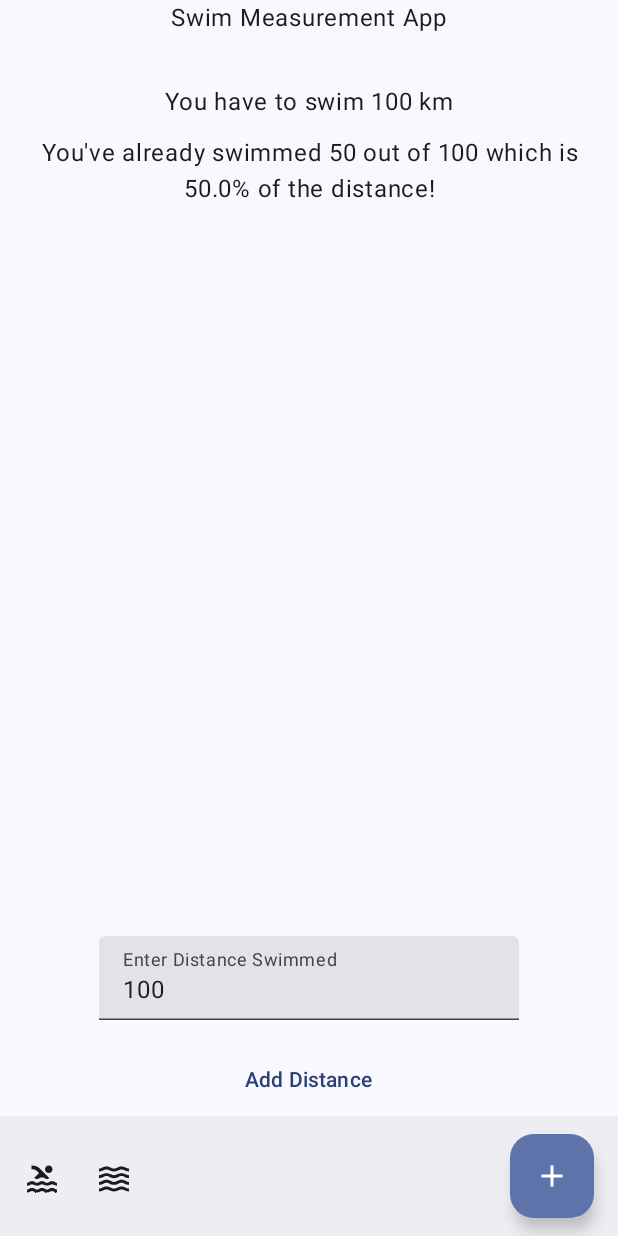
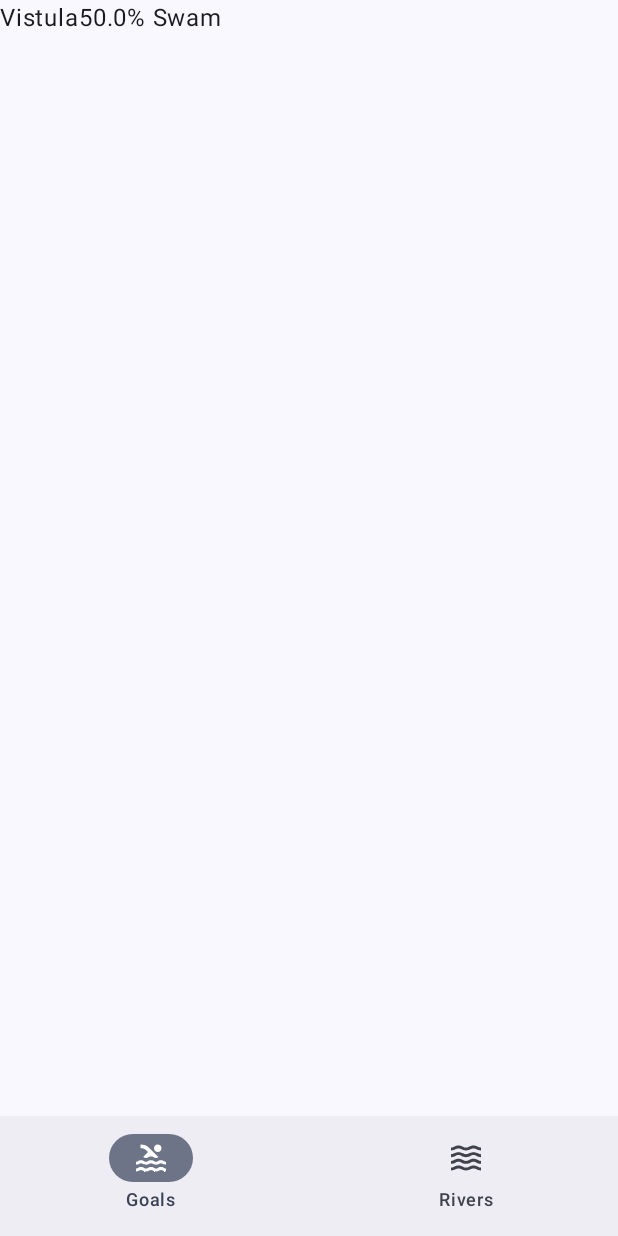
Before and after one commit to SpeedfireV/swimmer, an Android app built with Jetpack Compose: the screen it shows after launch (MainActivity), on a phone screen of 412 x 824 dp. Run offline under Robolectric (Android 15) with nearby library versions, the phone set to English and light mode, and no system bars.

Commit message:
nav working

```diff
--- a/app/build.gradle.kts
+++ b/app/build.gradle.kts
@@ -50,6 +50,7 @@ android {
 }
 
 dependencies {
+    val nav_version = "2.8.3"
 
     implementation(libs.androidx.core.ktx)
     implementation(libs.androidx.lifecycle.runtime.ktx)
--- a/app/src/main/AndroidManifest.xml
+++ b/app/src/main/AndroidManifest.xml
@@ -13,6 +13,11 @@
         android:theme="@style/Theme.Swimmer"
         tools:targetApi="31">
         <activity
+            android:name=".MainActivity2"
+            android:exported="false"
+            android:label="@string/title_activity_main2"
+            android:theme="@style/Theme.Swimmer" />
+        <activity
             android:name=".MainActivity"
             android:exported="true"
             android:label="@string/app_name"
--- /dev/null
+++ b/app/src/main/java/com/example/swimmer/AppNavHost.kt
@@ -0,0 +1,26 @@
+package com.example.swimmer
+
+import androidx.compose.runtime.Composable
+import androidx.compose.ui.Modifier
+import androidx.navigation.NavHostController
+import androidx.navigation.compose.NavHost
+import androidx.navigation.compose.composable
+import com.example.swimmer.data.models.DistanceMeasure
+
+@Composable
+fun AppNavHost(
+    modifier: Modifier = Modifier,
+    navController: NavHostController,
+    startDestination: String = NavigationItem.Goals.route,
+) {
+    NavHost(modifier = modifier, navController = navController, startDestination = startDestination) {
+        composable(NavigationItem.Goals.route) {
+            GoalsPage(goals = listOf(DistanceMeasure(riverName = "Vistula", totalDistance = 1000, distanceSwimmed = 500)))
+        }
+        composable (NavigationItem.Rivers.route) {
+            RiversPage()
+        }
+
+    }
+
+}
--- /dev/null
+++ b/app/src/main/java/com/example/swimmer/AppNavigation.kt
@@ -0,0 +1,13 @@
+package com.example.swimmer
+
+enum class Screen {
+    GOALS,
+    RIVERS,
+    ADD_GOAL
+}
+
+sealed class NavigationItem(val route: String) {
+    data object Goals: NavigationItem(Screen.GOALS.name)
+    data object Rivers: NavigationItem(Screen.RIVERS.name)
+    data object AddGoal: NavigationItem(Screen.ADD_GOAL.name)
+}
--- /dev/null
+++ b/app/src/main/java/com/example/swimmer/BottomNavBar.kt
@@ -0,0 +1,52 @@
+package com.example.swimmer
+
+import androidx.compose.foundation.layout.Column
+import androidx.compose.foundation.layout.padding
+import androidx.compose.material3.Icon
+import androidx.compose.material3.NavigationBar
+import androidx.compose.material3.NavigationBarItem
+import androidx.compose.material3.Scaffold
+import androidx.compose.material3.Text
+import androidx.compose.runtime.Composable
+import androidx.compose.runtime.getValue
+import androidx.compose.runtime.mutableStateOf
+import androidx.compose.runtime.remember
+import androidx.compose.runtime.setValue
+import androidx.compose.ui.Modifier
+import androidx.navigation.NavHostController
+
+@Composable
+fun BottomNavigationBar(navController: NavHostController) {
+    var navigationSelectedItem by remember {
+        mutableStateOf(0)
+    }
+    val startDestinationRoute = NavigationItem.Goals.route  // Set your desired start route here
+
+
+    Scaffold(modifier = Modifier, bottomBar = {
+        NavigationBar {
+            BottomNavData().bottomNavItems().forEachIndexed { index, bottomNavData ->
+                NavigationBarItem(selected = navigationSelectedItem == index , onClick = {
+                    navigationSelectedItem = index
+                    navController.navigate(bottomNavData.route) {
+                        popUpTo(startDestinationRoute) {
+                            saveState = true
+                        }
+                        launchSingleTop = true
+                        restoreState = true
+                    }
+                }, icon = {
+                    Icon(imageVector = bottomNavData.icon, contentDescription = bottomNavData.text)
+                }, label = {
+                    Text(text = bottomNavData.text)
+                })
+
+            }
+        }
+    }) {
+        innerPadding -> Column(modifier = Modifier.padding(innerPadding)) {
+            AppNavHost(navController = navController)
+
+    }
+    }
+}
--- /dev/null
+++ b/app/src/main/java/com/example/swimmer/BottomNavData.kt
@@ -0,0 +1,18 @@
+package com.example.swimmer
+
+import androidx.compose.material.icons.Icons
+import androidx.compose.material.icons.filled.Home
+import androidx.compose.material.icons.filled.Pool
+import androidx.compose.material.icons.filled.Waves
+import androidx.compose.ui.graphics.vector.ImageVector
+
+data class BottomNavData(val text:String = "", val icon: ImageVector = Icons.Filled.Home, val route: String = "") {
+
+    fun bottomNavItems(): List<BottomNavData> {
+        return listOf(
+            BottomNavData(text = "Goals", icon = Icons.Filled.Pool, route= NavigationItem.Goals.route),
+            BottomNavData(text = "Rivers", icon = Icons.Filled.Waves, route= NavigationItem.Rivers.route),
+        )
+    }
+
+}
--- a/app/src/main/java/com/example/swimmer/DistanceMeasure.kt
+++ /dev/null
@@ -1,6 +0,0 @@
-package com.example.swimmer
-
-data class DistanceMeasure(val totalDistance: Int, val distanceSwimmed: Int) {
-    val swimPercent: Float
-        get() = 100 * distanceSwimmed.toFloat() / totalDistance.toFloat()
-}
--- /dev/null
+++ b/app/src/main/java/com/example/swimmer/GoalsPage.kt
@@ -0,0 +1,39 @@
+package com.example.swimmer
+
+import androidx.compose.foundation.layout.Arrangement
+import androidx.compose.foundation.layout.Column
+import androidx.compose.foundation.layout.Row
+import androidx.compose.foundation.layout.padding
+import androidx.compose.material3.Scaffold
+import androidx.compose.material3.Text
+import androidx.compose.runtime.Composable
+import androidx.compose.ui.Modifier
+import androidx.compose.ui.tooling.preview.Preview
+import com.example.swimmer.data.models.DistanceMeasure
+
+
+@Composable
+fun GoalsPage(goals: List<DistanceMeasure>) {
+    Scaffold() {
+        innerPadding ->
+        Column(
+            modifier = Modifier.padding(innerPadding),
+        ) {
+            goals.forEach { distanceInfo ->
+                Row(horizontalArrangement = Arrangement.SpaceBetween) {
+                    Text(distanceInfo.riverName)
+                    Text((distanceInfo.distanceSwimmed.toFloat() * 100 / distanceInfo.totalDistance).toString() + "% Swam")
+                }
+            }
+        }
+    }
+}
+
+
+@Preview(
+    showBackground = true
+)
+@Composable
+fun GoalsPagePreview() {
+    GoalsPage(goals = listOf(DistanceMeasure(riverName = "Vistula",totalDistance = 100, distanceSwimmed =  50)))
+}
--- a/app/src/main/java/com/example/swimmer/MainActivity.kt
+++ b/app/src/main/java/com/example/swimmer/MainActivity.kt
@@ -4,38 +4,12 @@ import android.os.Bundle
 import androidx.activity.ComponentActivity
 import androidx.activity.compose.setContent
 import androidx.activity.enableEdgeToEdge
-import androidx.compose.foundation.layout.Arrangement
-import androidx.compose.foundation.layout.Column
 import androidx.compose.foundation.layout.fillMaxSize
-import androidx.compose.foundation.layout.padding
-import androidx.compose.foundation.text.KeyboardOptions
-import androidx.compose.material.icons.Icons
-import androidx.compose.material.icons.filled.Add
-import androidx.compose.material.icons.filled.Pool
-import androidx.compose.material.icons.filled.Waves
-import androidx.compose.material3.BottomAppBar
-import androidx.compose.material3.FloatingActionButton
-import androidx.compose.material3.Icon
-import androidx.compose.material3.IconButton
-import androidx.compose.material3.Scaffold
-import androidx.compose.material3.SnackbarHost
-import androidx.compose.material3.SnackbarHostState
-import androidx.compose.material3.Text
-import androidx.compose.material3.TextButton
-import androidx.compose.material3.TextField
-import androidx.compose.runtime.getValue
-import androidx.compose.runtime.mutableStateOf
-import androidx.compose.runtime.remember
-import androidx.compose.runtime.rememberCoroutineScope
-import androidx.compose.runtime.setValue
-import androidx.compose.ui.Alignment
+import androidx.compose.material3.MaterialTheme
+import androidx.compose.material3.Surface
 import androidx.compose.ui.Modifier
-import androidx.compose.ui.text.input.KeyboardType
-import androidx.compose.ui.text.style.TextAlign
-import androidx.compose.ui.unit.dp
 import androidx.navigation.compose.rememberNavController
 import com.example.swimmer.ui.theme.SwimmerTheme
-import kotlinx.coroutines.launch
 
 class MainActivity : ComponentActivity() {
     override fun onCreate(savedInstanceState: Bundle?) {
@@ -43,72 +17,10 @@ class MainActivity : ComponentActivity() {
         enableEdgeToEdge()
 
         setContent {
-            val navController = rememberNavController()
-            var distanceMeasure = DistanceMeasure(totalDistance = 100, distanceSwimmed =  50)
-            var textValue by remember {
-                mutableStateOf(distanceMeasure.totalDistance.toString())
-            }
-            val scope = rememberCoroutineScope()
-            val snackbarHostState = remember { SnackbarHostState() }
             SwimmerTheme {
-                Scaffold(
-                    modifier = Modifier.fillMaxSize(),
-                    bottomBar = {
-                        BottomAppBar(actions = {
-                            IconButton(onClick = { /*TODO*/ }, ) {
-                                Icon(imageVector = Icons.Filled.Pool, contentDescription = "Swimming")
-                            }
-                            IconButton(onClick = { /*TODO*/ }, ) {
-                                Icon(imageVector = Icons.Filled.Waves, contentDescription = "Rivers")
-                            }
-                        }
-                        , floatingActionButton = {
-                                FloatingActionButton(onClick = {  }) {
-                                    Icon(imageVector = Icons.Filled.Add, contentDescription = "Add")
-
-                                }
-                            })
-                    },
-                    snackbarHost = {
-                        SnackbarHost(hostState = snackbarHostState)
-                    },
-                ) { innerPadding ->
-                    Column(modifier= Modifier
-                        .fillMaxSize()
-                        .padding(innerPadding), horizontalAlignment = Alignment.CenterHorizontally, verticalArrangement = Arrangement.SpaceBetween) {
-                        Column (horizontalAlignment = Alignment.CenterHorizontally){
-                            Text(
-                                text = "Swim Measurement App",
-                            )
-                            Column(
-                                horizontalAlignment = Alignment.CenterHorizontally,
-                                verticalArrangement = Arrangement.spacedBy(10.dp),
-                                modifier = Modifier.padding(top = 32.dp)
-                            ) {
-                                Text("You have to swim ${distanceMeasure.totalDistance} km", textAlign = TextAlign.Center)
-                                Text("You've already swimmed ${distanceMeasure.distanceSwimmed} out of ${distanceMeasure.totalDistance} which is ${distanceMeasure.swimPercent}% of the distance!", textAlign = TextAlign.Center, modifier = Modifier.padding(horizontal = 16.dp))
-                            }
-                        }
-                        Column (horizontalAlignment = Alignment.CenterHorizontally) {
-
-                                TextField(modifier = Modifier.padding(bottom=16.dp), value = textValue, singleLine = true, keyboardOptions = KeyboardOptions.Default.copy(keyboardType = KeyboardType.Number), onValueChange = {
-                                    textValue = it
-                                }, label = {
-                                    Text("Enter Distance Swimmed")
-                                })
-
-                            TextButton(onClick = {
-                                distanceMeasure = distanceMeasure.copy(distanceSwimmed = distanceMeasure.distanceSwimmed + textValue.toInt())
-                                textValue = ""
-                                scope.launch {
-                                    snackbarHostState.showSnackbar("Added distance!")
-                                }
-                            }) {
-                                Text(text = "Add Distance")
-                            }
-                        }
-
-                    }
+                Surface (modifier = Modifier.fillMaxSize(), color = MaterialTheme.colorScheme.background) {
+                    val navController = rememberNavController()
+                    BottomNavigationBar(navController)
                 }
             }
         }
--- /dev/null
+++ b/app/src/main/java/com/example/swimmer/data/models/DistanceMeasure.kt
@@ -0,0 +1,6 @@
+package com.example.swimmer.data.models
+
+data class DistanceMeasure(val riverName: String, val totalDistance: Int, val distanceSwimmed: Int) {
+    val swimPercent: Float
+        get() = 100 * distanceSwimmed.toFloat() / totalDistance.toFloat()
+}
--- a/app/src/main/res/values/strings.xml
+++ b/app/src/main/res/values/strings.xml
@@ -1,3 +1,4 @@
 <resources>
     <string name="app_name">Swimmer</string>
+    <string name="title_activity_main2">MainActivity2</string>
 </resources>
--- a/gradle/libs.versions.toml
+++ b/gradle/libs.versions.toml
@@ -9,11 +9,15 @@ lifecycleRuntimeKtx = "2.8.5"
 activityCompose = "1.9.2"
 composeBom = "2024.04.01"
 navigationCompose = "2.8.3"
+navigationDynamicFeaturesFragment = "2.8.3"
+navigationTesting = "2.8.3"
 
 [libraries]
 androidx-core-ktx = { group = "androidx.core", name = "core-ktx", version.ref = "coreKtx" }
 androidx-material-icons-extended = { module = "androidx.compose.material:material-icons-extended" }
 androidx-navigation-compose = { module = "androidx.navigation:navigation-compose", version.ref = "navigationCompose" }
+androidx-navigation-dynamic-features-fragment = { module = "androidx.navigation:navigation-dynamic-features-fragment", version.ref = "navigationDynamicFeaturesFragment" }
+androidx-navigation-testing = { module = "androidx.navigation:navigation-testing", version.ref = "navigationTesting" }
 junit = { group = "junit", name = "junit", version.ref = "junit" }
 androidx-junit = { group = "androidx.test.ext", name = "junit", version.ref = "junitVersion" }
 androidx-espresso-core = { group = "androidx.test.espresso", name = "espresso-core", version.ref = "espressoCore" }
```
Also changed, not shown: app/src/main/java/com/example/swimmer/BottomBar.kt (added, +38 -0 lines), app/src/main/java/com/example/swimmer/MainPage.kt (added, +60 -0 lines), app/src/main/java/com/example/swimmer/RiversPage.kt (added, +9 -0 lines).
